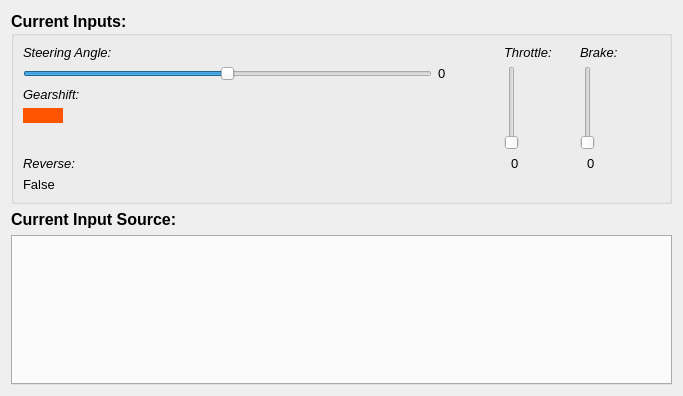
This is modules/hardwarecommunication/widget/hardwarecommunication.ui in tud-hri/joan as Qt 5 draws it before an edit. The edited form follows.
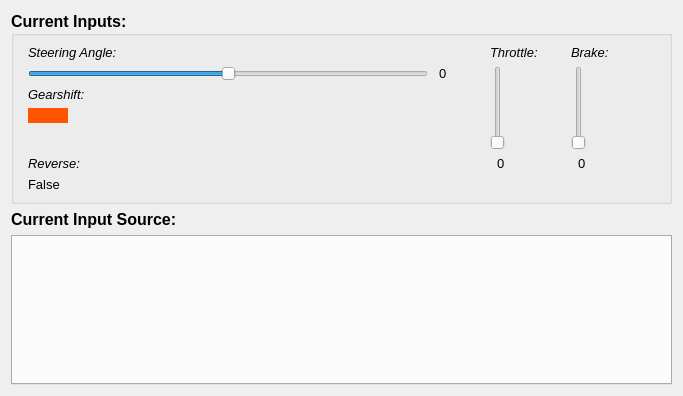
This is the edited form.

Patch:
```diff
--- a/modules/hardwarecommunication/widget/hardwarecommunication.ui
+++ b/modules/hardwarecommunication/widget/hardwarecommunication.ui
@@ -70,7 +70,7 @@
      <item row="2" column="0" colspan="3">
       <widget class="QGroupBox" name="groupBox">
        <property name="sizePolicy">
-        <sizepolicy hsizetype="Expanding" vsizetype="Preferred">
+        <sizepolicy hsizetype="Preferred" vsizetype="Preferred">
          <horstretch>0</horstretch>
          <verstretch>0</verstretch>
         </sizepolicy>
@@ -92,17 +92,23 @@
         <item row="1" column="1">
          <widget class="QLabel" name="lblSteering">
           <property name="sizePolicy">
-           <sizepolicy hsizetype="Fixed" vsizetype="Fixed">
+           <sizepolicy hsizetype="Minimum" vsizetype="Fixed">
             <horstretch>0</horstretch>
             <verstretch>0</verstretch>
            </sizepolicy>
           </property>
           <property name="minimumSize">
            <size>
-            <width>60</width>
+            <width>40</width>
             <height>0</height>
            </size>
           </property>
+          <property name="maximumSize">
+           <size>
+            <width>40</width>
+            <height>16777215</height>
+           </size>
+          </property>
           <property name="font">
            <font>
             <pointsize>10</pointsize>
@@ -369,11 +375,23 @@
            <bool>true</bool>
           </property>
           <property name="sizePolicy">
-           <sizepolicy hsizetype="MinimumExpanding" vsizetype="Fixed">
+           <sizepolicy hsizetype="Preferred" vsizetype="Fixed">
             <horstretch>0</horstretch>
             <verstretch>0</verstretch>
            </sizepolicy>
           </property>
+          <property name="minimumSize">
+           <size>
+            <width>400</width>
+            <height>0</height>
+           </size>
+          </property>
+          <property name="maximumSize">
+           <size>
+            <width>300</width>
+            <height>16777215</height>
+           </size>
+          </property>
           <property name="minimum">
            <number>-450</number>
           </property>
@@ -412,7 +430,7 @@
         <item row="3" column="0">
          <widget class="QLabel" name="label">
           <property name="sizePolicy">
-           <sizepolicy hsizetype="Fixed" vsizetype="Fixed">
+           <sizepolicy hsizetype="Maximum" vsizetype="Fixed">
             <horstretch>0</horstretch>
             <verstretch>0</verstretch>
            </sizepolicy>
```
Left out of the diff: 8 changed lines with no effect on the pictures.
